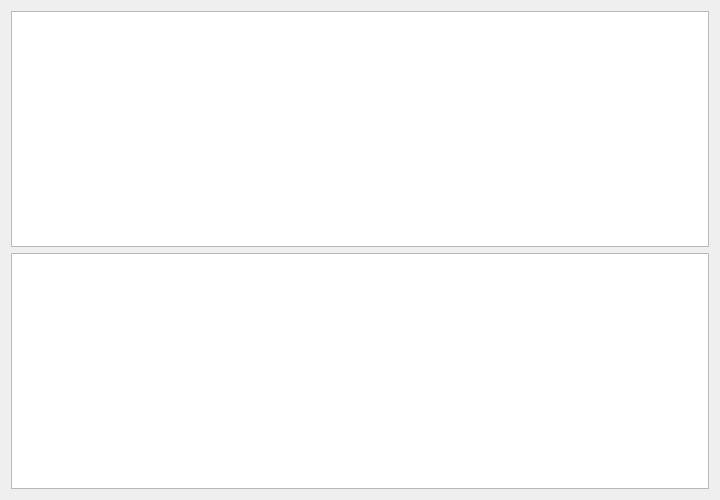
Qt form Source/View/Dialogs/breakdownDialog.ui (TimSevereijns/D-Viz) before a commit.
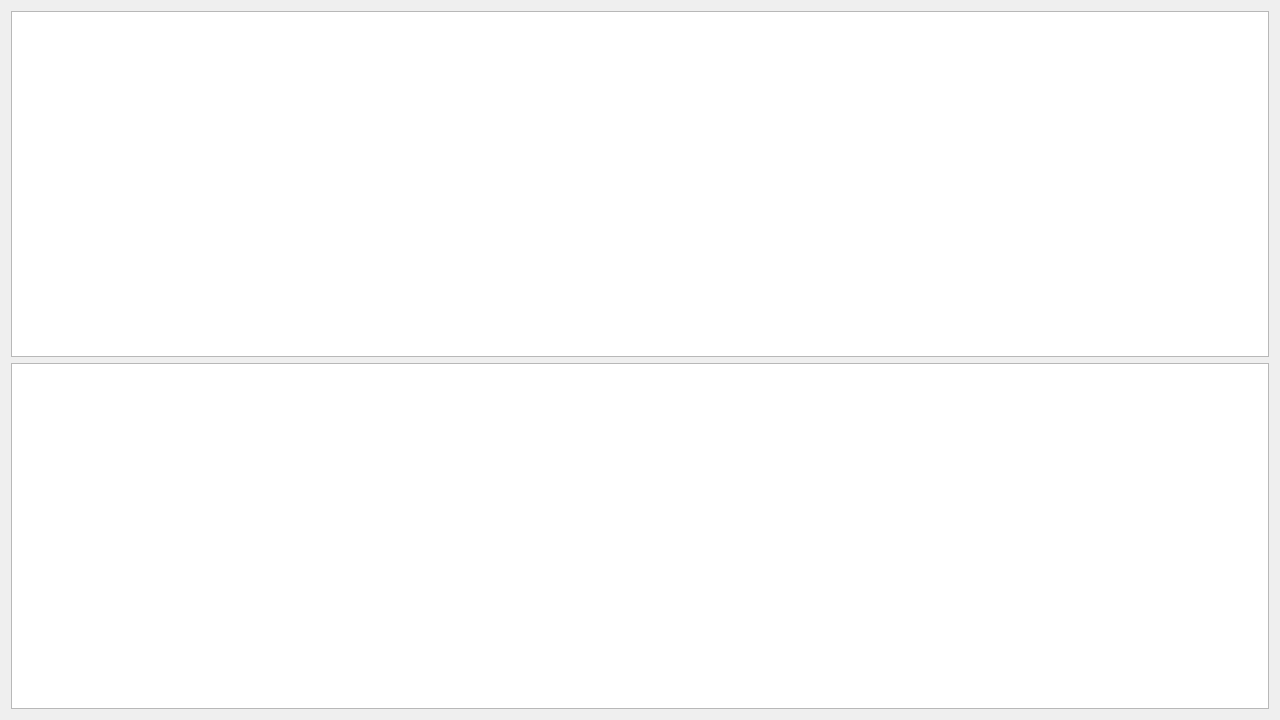
The same form after that commit. Custom widgets are drawn as their Qt base class.

What changed in the file:
```diff
--- a/Source/View/Dialogs/breakdownDialog.ui
+++ b/Source/View/Dialogs/breakdownDialog.ui
@@ -6,8 +6,8 @@
    <rect>
     <x>0</x>
     <y>0</y>
-    <width>720</width>
-    <height>500</height>
+    <width>1280</width>
+    <height>720</height>
    </rect>
   </property>
   <property name="minimumSize">
```
Left out of the diff: 2 changed lines with no effect on the pictures.
